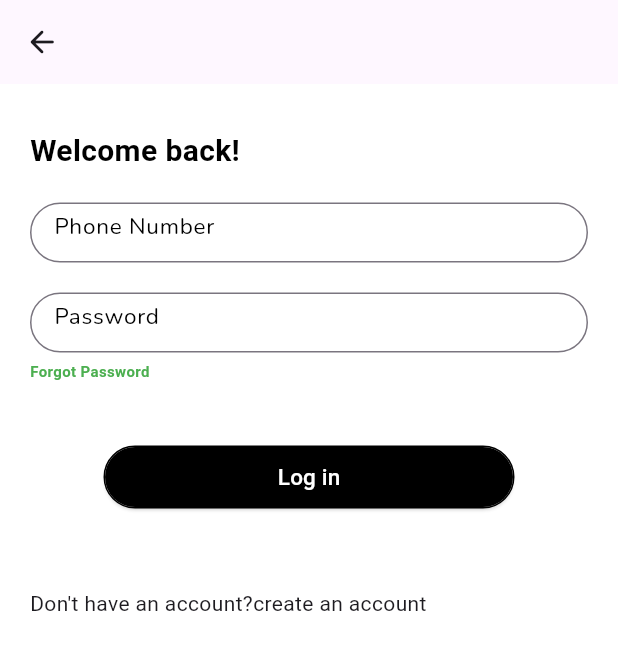
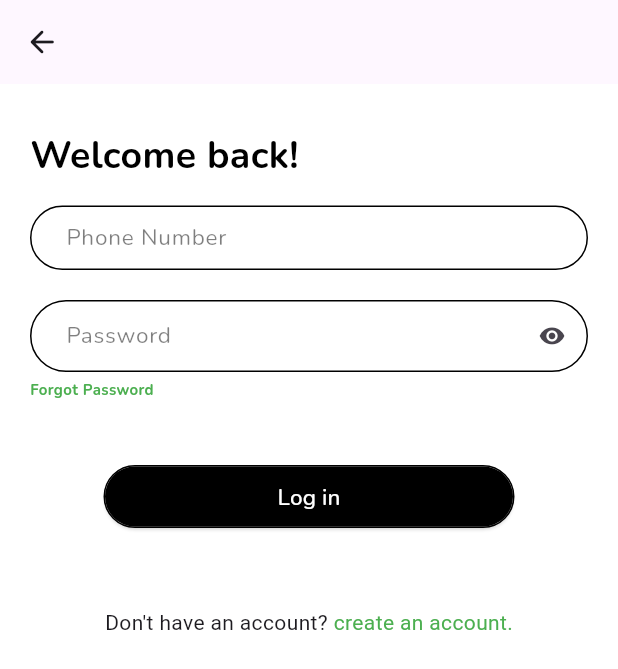
Before and after one commit to codeZe-us/Truckhub, a Flutter app: the screen it shows after launch, on a phone screen of 412 x 824 dp. Shown: the top 669 px of the screen. Run offline on Flutter 3.47's test engine with Material 3 defaults, Android fonts, the phone set to English and light mode, and no system bars; our stand-ins replace gap, google_fonts.

Commit message:
Done with the welcome back screen

```diff
--- a/lib/screens/constants/strings.dart
+++ b/lib/screens/constants/strings.dart
@@ -3,5 +3,5 @@ const phoneNumberString = 'Phone Number';
 const passwordString = 'Password';
 const forgotPasswordString = 'Forgot Password';
 const logInString = 'Log in';
-const dontHaveAccountString = "Don't have an account?";
-const createAnAccountString = 'create an account';
+const dontHaveAccountString = "Don't have an account? ";
+const createAnAccountString = 'create an account.';
--- a/lib/screens/custom_widgets/rich_text_widget.dart
+++ b/lib/screens/custom_widgets/rich_text_widget.dart
@@ -1,23 +1,42 @@
+import 'package:flutter/gestures.dart';
 import 'package:flutter/material.dart';
-import 'package:truckhub/screens/constants/strings.dart';
 
 class RichTextWidget extends StatelessWidget {
+  final List<dynamic> children;
 
-  const RichTextWidget({super.key});
+  const RichTextWidget({
+    super.key,
+    required this.children
+  });
 
   @override
   Widget build(BuildContext context) {
-    return const Text.rich(
-      TextSpan(
-        children: [
-          TextSpan(
-            text: dontHaveAccountString
-          ),
-          TextSpan(
-            text: createAnAccountString
-          )
-        ]
-      )
+    return Center(
+      child: Text.rich(
+        TextSpan(
+          children: children.map(
+            (child) {
+              if(child is List){
+                final text = child.first as String;
+                final color = child[1] as Color;
+                final function = child.last as void Function();
+
+                return TextSpan(
+                  text: text,
+                  recognizer: TapGestureRecognizer()..onTap = function,
+                  style: TextStyle(
+                    color: color
+                  )
+                );
+              }
+
+              return TextSpan(
+                text: child as String
+              );
+            }
+          ).toList()
+        )
+      ),
     );
   }
 }
--- a/lib/screens/custom_widgets/text_widget.dart
+++ b/lib/screens/custom_widgets/text_widget.dart
@@ -20,7 +20,7 @@ class GenericText extends StatelessWidget {
     return Text(
       text,
       style: GoogleFonts.getFont(
-        'Roboto',
+        'Nunito',
         fontSize: fontSize,
         fontWeight: fontWeight,
         color: color,
--- a/lib/screens/custom_widgets/textbutton_widget.dart
+++ b/lib/screens/custom_widgets/textbutton_widget.dart
@@ -6,12 +6,18 @@ import 'package:truckhub/screens/custom_widgets/text_widget.dart';
 
 class GenericTextButton extends StatelessWidget {
   final void Function() onTap;
+  final Color? color;
+  final double? fontSize;
+  final FontWeight? fontWeight;
   final String title;
 
   const GenericTextButton({
     super.key,
     required this.onTap,
-    required this.title
+    required this.title,
+    this.fontSize,
+    this.color,
+    this.fontWeight
   });
 
   @override
@@ -19,9 +25,9 @@ class GenericTextButton extends StatelessWidget {
     return GestureDetector(
       onTap: onTap,
       child: GenericText(
-        color: greenColor,
-        fontSize: fontSize10,
-        fontWeight: fontWeight7,
+        color: color ?? greenColor,
+        fontSize: fontSize ?? fontSize10,
+        fontWeight: fontWeight ?? fontWeight7,
         text: title
       ),
     );
--- a/lib/screens/custom_widgets/textfield_widget.dart
+++ b/lib/screens/custom_widgets/textfield_widget.dart
@@ -4,99 +4,68 @@ import 'package:truckhub/screens/constants/colors.dart';
 import 'package:truckhub/screens/constants/fontsizes.dart';
 import 'package:truckhub/screens/constants/fontweights.dart';
 
-class GenericTextField extends StatelessWidget {
+class GenericTextField extends StatefulWidget {
   final String hintText;
   final TextEditingController controller;
-  final Function()? onTap;
   final bool? showSuffixIcon;
 
   const GenericTextField({
     super.key,
     required this.hintText,
     required this.controller,
-    this.onTap,
     this.showSuffixIcon
   });
 
   @override
+  State<GenericTextField> createState() => _GenericTextFieldState();
+}
+
+class _GenericTextFieldState extends State<GenericTextField> {
+  bool isVisible = false;
+
+  @override
   Widget build(BuildContext context) {
-    return SizedBox(
-      height: 40,
-      child: Center(
-        child: TextField(
-          //maxLines: null,
-          controller: controller,
+    return TextField(
+      controller: widget.controller,
+      maxLines: 1,
+      autocorrect: true,
       cursorColor: blackColor,
-          style: GoogleFonts.getFont(
+      obscureText: !isVisible ? true : false,
+      cursorWidth: 1,
+      decoration: InputDecoration(
+        contentPadding: const EdgeInsets.fromLTRB(20, 10, 20, 10),
+        isDense: true,
+        labelStyle: GoogleFonts.getFont(
           'Nunito',
-            color: blackColor,
+          color: blackColor.withOpacity(0.5),
           fontSize: fontSize15,
-            fontWeight: fontWeight4,
+          fontWeight: fontWeight4
         ),
-          decoration: InputDecoration(
-            suffixIcon: showSuffixIcon != null &&
-              showSuffixIcon == true ? IconButton(
-                onPressed: () {},
-                icon: const Icon(
-                  Icons.visibility_off_rounded,
-                  color: blackColor
-                )
-              ): const SizedBox.shrink(),
-            border: OutlineInputBorder(
+        focusedBorder: OutlineInputBorder(
           borderSide: const BorderSide(
             color: blackColor
           ),
           borderRadius: BorderRadius.circular(50),
         ),
-            hintText: hintText,
-            hintStyle: const TextStyle(
-              color: blackColor,
+        enabledBorder: OutlineInputBorder(
+          borderSide: const BorderSide(
+            color: blackColor
+          ),
+          borderRadius: BorderRadius.circular(50),
+        ),
+        label: Text(widget.hintText),
+        suffixIcon: widget.showSuffixIcon ?? false ? IconButton(
+          onPressed: () => setState(() => isVisible = !isVisible),
+          icon: Icon(
+            isVisible ? Icons.visibility_off_rounded : Icons.visibility_rounded
+          )
+        ) : null
+      ),
+      style: GoogleFonts.getFont(
+        'Nunito',
         fontSize: fontSize15,
-            )
-          ),
-        ),
+        fontWeight: fontWeight4,
       ),
     );
-    // return SizedBox(
-    //   height: 40,
-    //   child: Center(
-    //     child: TextField(
-    //       controller: controller,
-    //       //maxLines: null,
-    //       autocorrect: true,
-    //       cursorColor: blackColor,
-    //       cursorWidth: 0.5,
-    //       decoration: InputDecoration(
-    //         labelStyle: TextStyle(
-    //           color: blackColor.withOpacity(0.5),
-    //           fontSize: fontSize15,
-    //           fontWeight: fontWeight4
-    //         ),
-    //         focusedBorder: OutlineInputBorder(
-    //           borderSide: const BorderSide(
-    //             color: blackColor
-    //           ),
-    //           borderRadius: BorderRadius.circular(50),
-    //         ),
-    //         enabledBorder: OutlineInputBorder(
-    //           borderSide: const BorderSide(
-    //             color: blackColor
-    //           ),
-    //           borderRadius: BorderRadius.circular(50),
-    //         ),
-    //         label: Text(hintText),
-    //         suffixIcon: showSuffixIcon ?? false ? IconButton(
-    //           onPressed: onTap,
-    //           icon: const Icon(Icons.remove_red_eye)
-    //         ) : null
-    //       ),
-    //       style: const TextStyle(
-    //         fontSize: fontSize15,
-    //         fontWeight: fontWeight4,
-    //         decoration: TextDecoration.none
-    //       ),
-    //     ),
-    //   ),
-    // );
   }
 }
--- a/lib/screens/views/welcome_back_screen.dart
+++ b/lib/screens/views/welcome_back_screen.dart
@@ -51,6 +51,7 @@ class _WelcomeBackScreenState extends State<WelcomeBackScreen> {
         ),
         body: Padding(
           padding: const EdgeInsets.all(20.0),
+          child: SingleChildScrollView(
             child: Column(
               crossAxisAlignment: CrossAxisAlignment.start,
               mainAxisSize: MainAxisSize.min,
@@ -58,17 +59,18 @@ class _WelcomeBackScreenState extends State<WelcomeBackScreen> {
                 const Gap(10),
                 const GenericText(
                   color: blackColor,
-                fontSize: fontSize20,
+                  fontSize: fontSize25,
                   fontWeight: fontWeight7,
                   text: welcomeBackString,
                 ),
-              const Gap(20),
+                const Gap(15),
                 GenericTextField(
                   hintText: phoneNumberString,
                   controller: phoneNumberController,
                 ),
                 const Gap(20),
                 GenericTextField(
+                  showSuffixIcon: true,
                   hintText: passwordString,
                   controller: passwordController,
                 ),
@@ -87,8 +89,18 @@ class _WelcomeBackScreenState extends State<WelcomeBackScreen> {
                   title: logInString
                 ),
                 const Gap(50),
-              const RichTextWidget()
+                RichTextWidget(
+                  children: [
+                    dontHaveAccountString,
+                    [
+                      createAnAccountString,
+                      greenColor,
+                      (){/*Implement the functionality of creating an account here*/},
+                    ]
                   ],
+                )
+              ],
+            ),
           ),
         )
       ),
```
Lines whose indentation alone changed are shown as unchanged.
